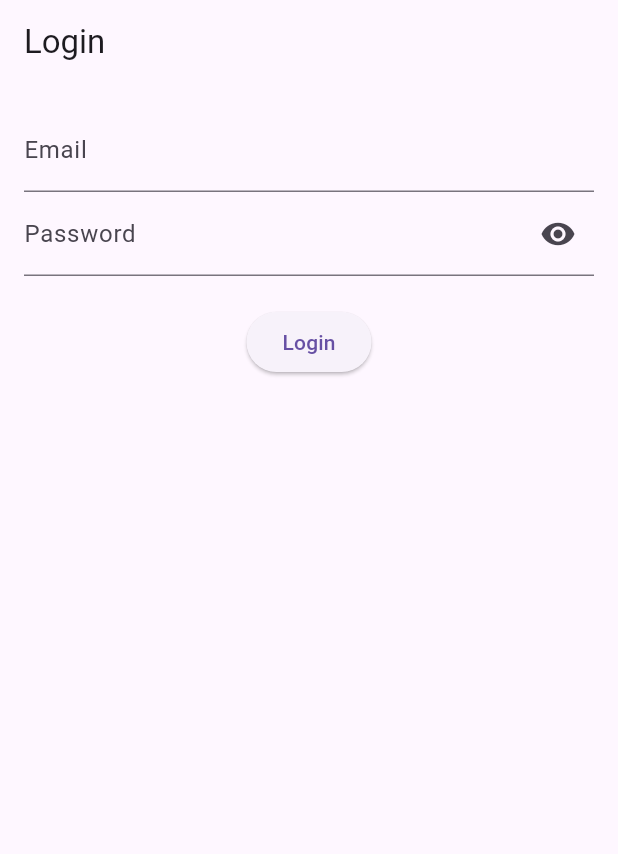
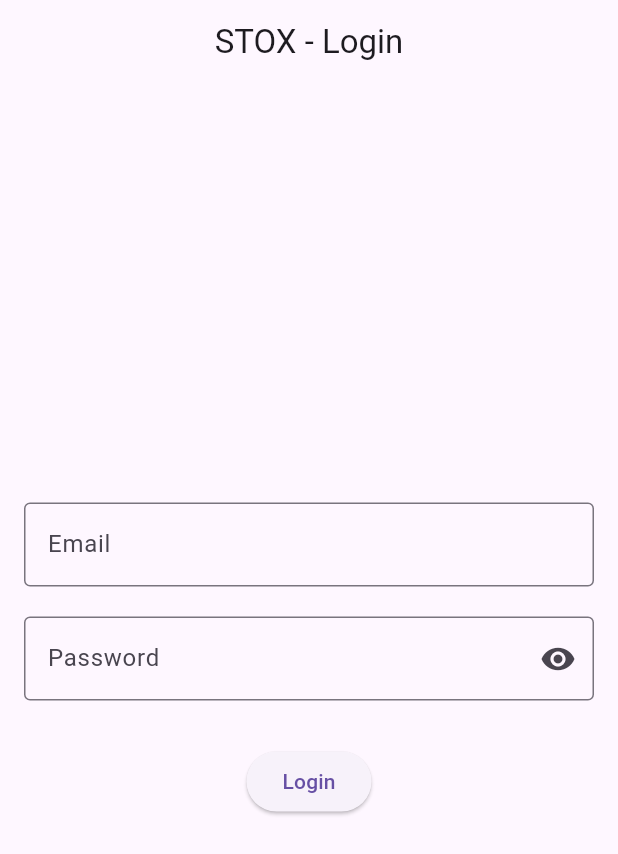
Before and after one commit to Project-STOX/Project-STOX, a Flutter app: the screen it shows after launch, on a phone screen of 412 x 824 dp. Shown: the top 854 px of the screen. Run offline on Flutter 3.47's test engine with Material 3 defaults, Android fonts, the phone set to English and light mode, and no system bars; our stand-ins replace supabase_flutter; accounts and stored records are empty.

Commit message:
Centered the login page content to match the aesthetic for both web and mobile view.

```diff
--- a/lib/views/login_view.dart
+++ b/lib/views/login_view.dart
@@ -55,7 +55,9 @@ class _LoginViewState extends State<LoginView> {
 
         if (isDeactivated) {
           ScaffoldMessenger.of(context).showSnackBar(
-            const SnackBar(content: Text("Account is deactivated. Please contact your administrator.")),
+            const SnackBar(
+              content: Text("Account is deactivated. Please contact your administrator."),
+            ),
           );
         } else {
           ScaffoldMessenger.of(context).showSnackBar(
@@ -73,19 +75,31 @@ class _LoginViewState extends State<LoginView> {
   @override
   Widget build(BuildContext context) {
     return Scaffold(
-      appBar: AppBar(title: const Text("Login")),
-      body: Padding(
+      appBar: AppBar(
+        title: const Text("STOX - Login"),
+        centerTitle: true,
+      ),
+      body: Center(
+        child: SingleChildScrollView(
           padding: const EdgeInsets.all(16.0),
           child: Column(
+            mainAxisAlignment: MainAxisAlignment.center,
+            crossAxisAlignment: CrossAxisAlignment.center,
             children: [
               TextField(
                 controller: emailController,
-              decoration: const InputDecoration(labelText: "Email"),
+                decoration: const InputDecoration(
+                  labelText: "Email",
+                  border: OutlineInputBorder(),
                 ),
+                textAlign: TextAlign.center,
+              ),
+              const SizedBox(height: 20),
               TextField(
                 controller: passwordController,
                 decoration: InputDecoration(
                   labelText: "Password",
+                  border: const OutlineInputBorder(),
                   suffixIcon: IconButton(
                     icon: Icon(
                       _obscurePassword ? Icons.visibility : Icons.visibility_off,
@@ -98,10 +112,15 @@ class _LoginViewState extends State<LoginView> {
                   ),
                 ),
                 obscureText: _obscurePassword,
+                textAlign: TextAlign.center,
               ),
-            const SizedBox(height: 20),
-            ElevatedButton(onPressed: login, child: const Text("Login")),
+              const SizedBox(height: 30),
+              ElevatedButton(
+                onPressed: login,
+                child: const Text("Login"),
+              ),
             ],
+          ),
         ),
       ),
     );
```
Lines whose indentation alone changed are shown as unchanged.
